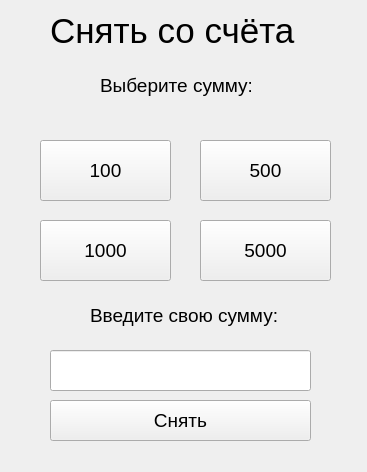
Before: the Qt Designer form ui/takeSum.ui in night0hunter/CashMachine, drawn with Qt 5.
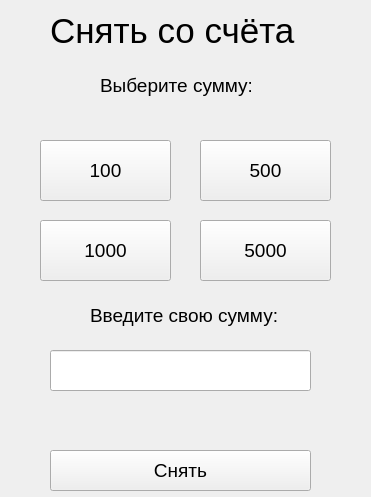
After: the same form once the commit is applied.

Commit message: takeSum, addSum: money buttons added

```diff
--- a/ui/takeSum.ui
+++ b/ui/takeSum.ui
@@ -6,8 +6,8 @@
    <rect>
     <x>0</x>
     <y>0</y>
-    <width>367</width>
-    <height>472</height>
+    <width>371</width>
+    <height>497</height>
    </rect>
   </property>
   <property name="windowTitle">
@@ -17,7 +17,7 @@
    <property name="geometry">
     <rect>
      <x>50</x>
-     <y>400</y>
+     <y>450</y>
      <width>261</width>
      <height>41</height>
     </rect>
@@ -170,6 +170,35 @@
     <string>Снять со счёта</string>
    </property>
   </widget>
+  <widget class="QLabel" name="error_2">
+   <property name="geometry">
+    <rect>
+     <x>10</x>
+     <y>240</y>
+     <width>261</width>
+     <height>31</height>
+    </rect>
+   </property>
+   <property name="text">
+    <string/>
+   </property>
+  </widget>
+  <widget class="QLabel" name="error_3">
+   <property name="geometry">
+    <rect>
+     <x>50</x>
+     <y>410</y>
+     <width>261</width>
+     <height>31</height>
+    </rect>
+   </property>
+   <property name="text">
+    <string/>
+   </property>
+   <property name="alignment">
+    <set>Qt::AlignCenter</set>
+   </property>
+  </widget>
  </widget>
  <resources/>
  <connections/>
```
Left out of the diff: 8 changed lines with no effect on the pictures. The commit also changes 5 other files.
